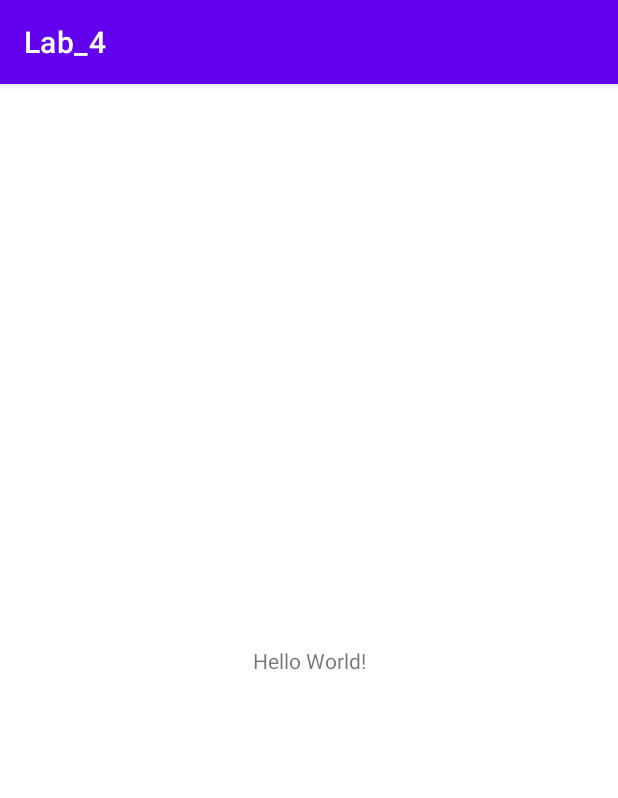
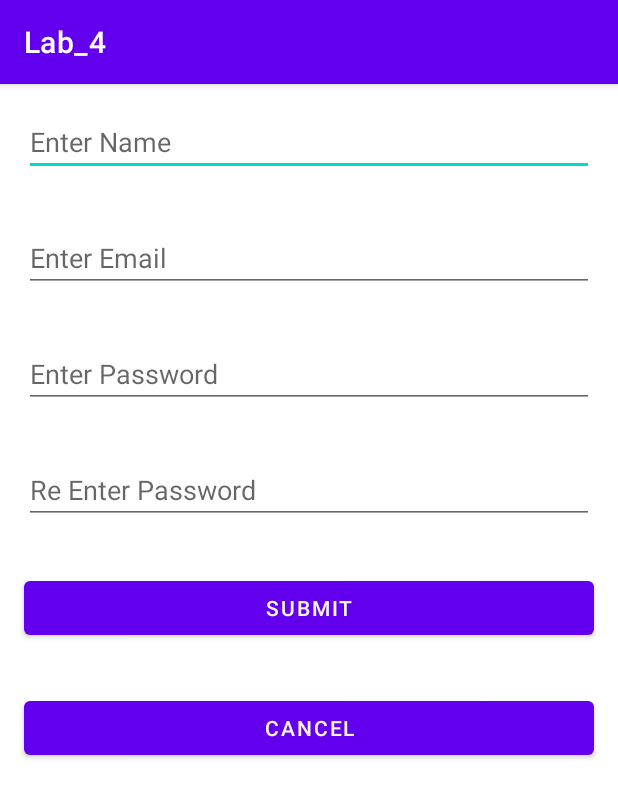
Before and after one commit to IT21176142/Lab_4, an Android app: the screen it shows after launch (MainActivity), on a phone screen of 412 x 824 dp. Shown: the top 798 px of the screen. Run offline under Robolectric (Android 15) with nearby library versions, the phone set to English and light mode, and no system bars.

Commit message:
Designed the Login Form

```diff
--- a/app/src/main/res/layout/activity_main.xml
+++ b/app/src/main/res/layout/activity_main.xml
@@ -1,18 +1,79 @@
 <?xml version="1.0" encoding="utf-8"?>
-<androidx.constraintlayout.widget.ConstraintLayout xmlns:android="http://schemas.android.com/apk/res/android"
+<LinearLayout xmlns:android="http://schemas.android.com/apk/res/android"
     xmlns:app="http://schemas.android.com/apk/res-auto"
     xmlns:tools="http://schemas.android.com/tools"
     android:layout_width="match_parent"
     android:layout_height="match_parent"
+    android:orientation="vertical"
     tools:context=".MainActivity">
 
-    <TextView
-        android:layout_width="wrap_content"
+    <EditText
+        android:id="@+id/edtName"
+        android:layout_width="match_parent"
         android:layout_height="wrap_content"
-        android:text="Hello World!"
-        app:layout_constraintBottom_toBottomOf="parent"
-        app:layout_constraintEnd_toEndOf="parent"
-        app:layout_constraintStart_toStartOf="parent"
-        app:layout_constraintTop_toTopOf="parent" />
+        android:layout_marginLeft="16dp"
+        android:layout_marginTop="16dp"
+        android:layout_marginRight="16dp"
+        android:layout_marginBottom="16dp"
+        android:ems="10"
+        android:hint="@string/edtName"
+        android:inputType="textPersonName" />
 
-</androidx.constraintlayout.widget.ConstraintLayout>
+    <EditText
+        android:id="@+id/edtEmail"
+        android:layout_width="match_parent"
+        android:layout_height="wrap_content"
+        android:layout_marginLeft="16dp"
+        android:layout_marginTop="16dp"
+        android:layout_marginRight="16dp"
+        android:layout_marginBottom="16dp"
+        android:ems="10"
+        android:hint="@string/edtEmail"
+        android:inputType="textEmailAddress" />
+
+    <EditText
+        android:id="@+id/edtPassword"
+        android:layout_width="match_parent"
+        android:layout_height="wrap_content"
+        android:layout_marginLeft="16dp"
+        android:layout_marginTop="16dp"
+        android:layout_marginRight="16dp"
+        android:layout_marginBottom="16dp"
+        android:ems="10"
+        android:hint="@string/edtPassword"
+        android:inputType="textPassword" />
+
+    <EditText
+        android:id="@+id/edtReTypePassword"
+        android:layout_width="match_parent"
+        android:layout_height="wrap_content"
+        android:layout_marginLeft="16dp"
+        android:layout_marginTop="16dp"
+        android:layout_marginRight="16dp"
+        android:layout_marginBottom="16dp"
+        android:ems="10"
+        android:hint="@string/edtReTypePassword"
+        android:inputType="textPassword" />
+
+    <Button
+        android:id="@+id/btnSubmit"
+        android:layout_width="match_parent"
+        android:layout_height="wrap_content"
+        android:layout_marginLeft="16dp"
+        android:layout_marginTop="16dp"
+        android:layout_marginRight="16dp"
+        android:layout_marginBottom="16dp"
+        android:hint="@string/btnSubmit"
+        android:textColorHint="#F6F5F5" />
+
+    <Button
+        android:id="@+id/btnCancel"
+        android:layout_width="match_parent"
+        android:layout_height="wrap_content"
+        android:layout_marginLeft="16dp"
+        android:layout_marginTop="16dp"
+        android:layout_marginRight="16dp"
+        android:layout_marginBottom="16dp"
+        android:hint="@string/btnCancel"
+        android:textColorHint="#F8F2F2" />
+</LinearLayout>
--- a/app/src/main/res/values/strings.xml
+++ b/app/src/main/res/values/strings.xml
@@ -1,3 +1,9 @@
 <resources>
     <string name="app_name">Lab_4</string>
+    <string name="edtName">Enter Name</string>
+    <string name="edtEmail">Enter Email</string>
+    <string name="edtPassword">Enter Password</string>
+    <string name="edtReTypePassword">Re Enter Password</string>
+    <string name="btnSubmit">SUBMIT</string>
+    <string name="btnCancel">CANCEL</string>
 </resources>
```
